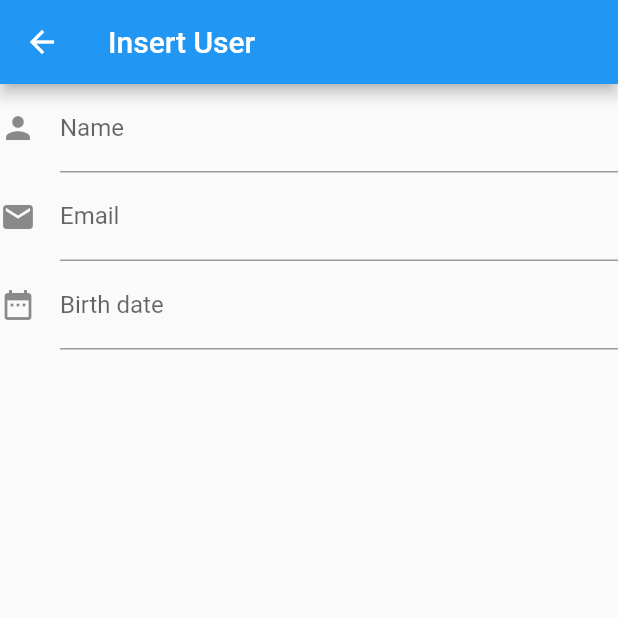
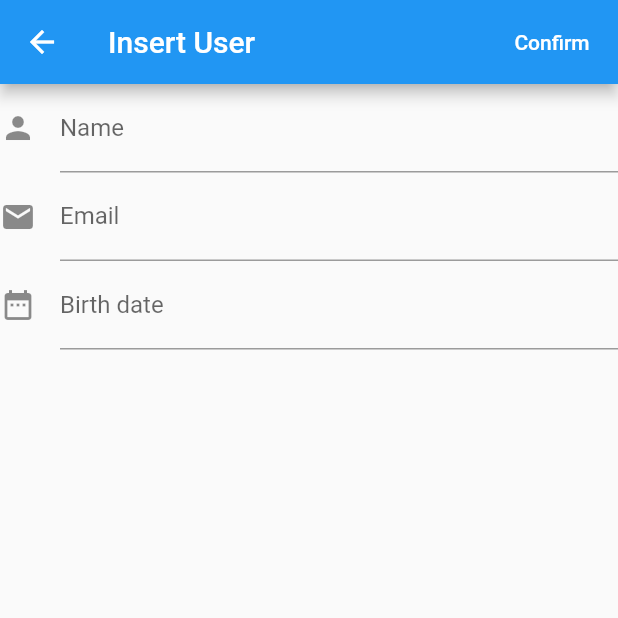
Before and after one commit to lucascrocha1/flutter, a Flutter app: the UserInsertEdit screen opened directly, on a phone screen of 412 x 824 dp, the top half of it. Run offline on Flutter 3.47's test engine with Material 2 defaults, Android fonts, the phone set to English and light mode, and no system bars; network calls fail.

Commit message:
:construction: Edit now works :construction:

```diff
--- a/lib/base/api-service.dart
+++ b/lib/base/api-service.dart
@@ -2,7 +2,7 @@ import 'package:http/http.dart' as http;
 import 'dart:convert';
 
 class ApiService {
-  final String api = 'a6f27b65.ngrok.io';
+  final String api = 'ea92da9c.ngrok.io';
   final client = http.Client();
 
   get(String url, Map query) async {
@@ -10,19 +10,22 @@ class ApiService {
 
     var response = await client.get(_getApiUrl(url), headers: _getHeaders());
 
-    return json.decode(response.body);
+    if (response != null && response.body.isNotEmpty)
+      return json.decode(response.body);
   }
 
   post(String url, Map body) async {
     var response = await client.post(_getApiUrl(url), body: jsonEncode(body), headers: _getHeaders());
 
-    return json.decode(response.body);
+    if (response != null && response.body.isNotEmpty)
+      return json.decode(response.body);
   }
 
   put(String url, Map body) async {
     var response = await client.put(_getApiUrl(url), body: jsonEncode(body), headers: _getHeaders());
 
-    return json.decode(response.body);
+    if (response != null && response.body.isNotEmpty)
+      return json.decode(response.body);
   }
 
   delete(String url, Map body) async {
@@ -30,7 +33,8 @@ class ApiService {
 
     var response = await client.delete(_getApiUrl(url), headers: _getHeaders());
 
-    return json.decode(response.body);
+    if (response != null && response.body.isNotEmpty)
+      return json.decode(response.body);
   }
 
   _getHeaders() {
--- a/lib/pages/user/user-insert-edit.dart
+++ b/lib/pages/user/user-insert-edit.dart
@@ -44,6 +44,15 @@ class _UserInsertEdit extends State<UserInsertEdit> {
     getUser();
   }
 
+  submit() async {
+    if (this.userId == null)
+      await UserService().insert('api/person/insert', this.user.toMap());
+    else
+      await UserService().edit('api/person/edit', this.user.toMap());
+
+    Navigator.pop(context, [true]);
+  }
+
   @override
   Widget build(BuildContext context) {
     var appBarText = this.userId == null ? 'Insert User' : 'Edit User';
@@ -51,6 +60,14 @@ class _UserInsertEdit extends State<UserInsertEdit> {
     return Scaffold(
       appBar: AppBar(
         title: Text(appBarText),
+        actions: <Widget>[
+          FlatButton(
+            child: Text('Confirm'),
+            textColor: Colors.white,
+            onPressed: () { submit(); },
+            shape: CircleBorder(side: BorderSide(color: Colors.transparent)),
+          ),
+        ],
       ),
       body: Form(
         autovalidate: true,
--- a/lib/pages/user/user.dart
+++ b/lib/pages/user/user.dart
@@ -11,4 +11,11 @@ class User {
     name = json['name'],
     email = json['email'],
     birthDate = json['birthDate'];
+
+  Map<String, dynamic> toMap() => {
+    'id': id,
+    'name': name,
+    'email': email,
+    'birthDate': birthDate
+  };
 }
```
Also changed, not shown: lib/pages/user/user-list.dart (+7 -3 lines).
